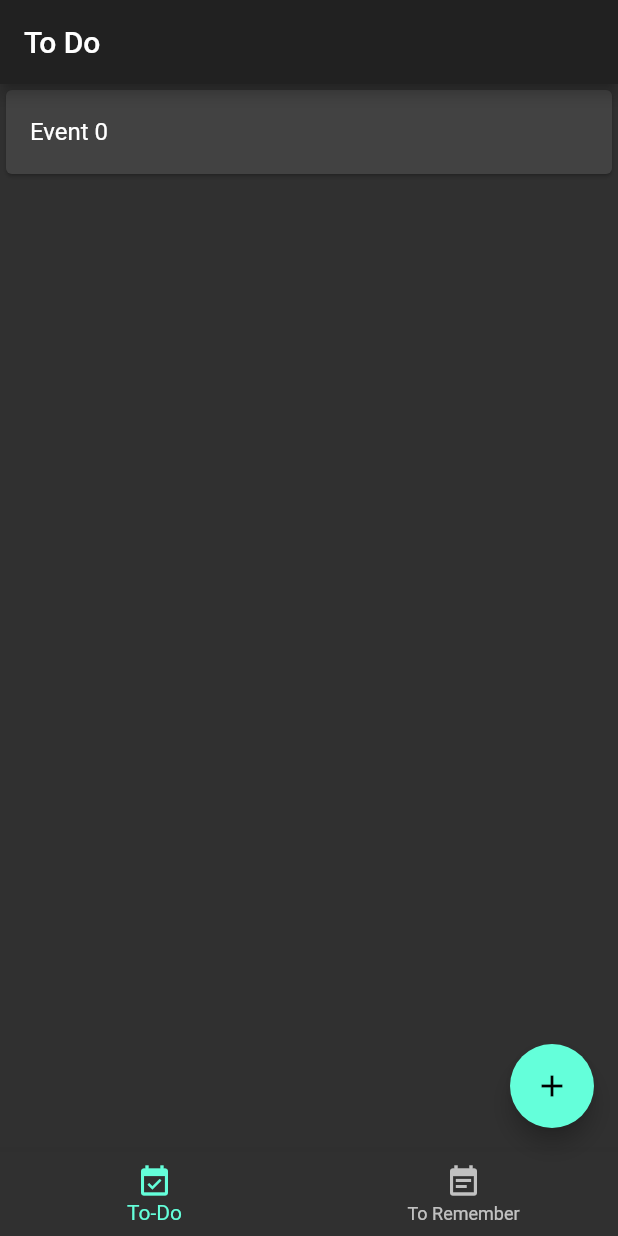
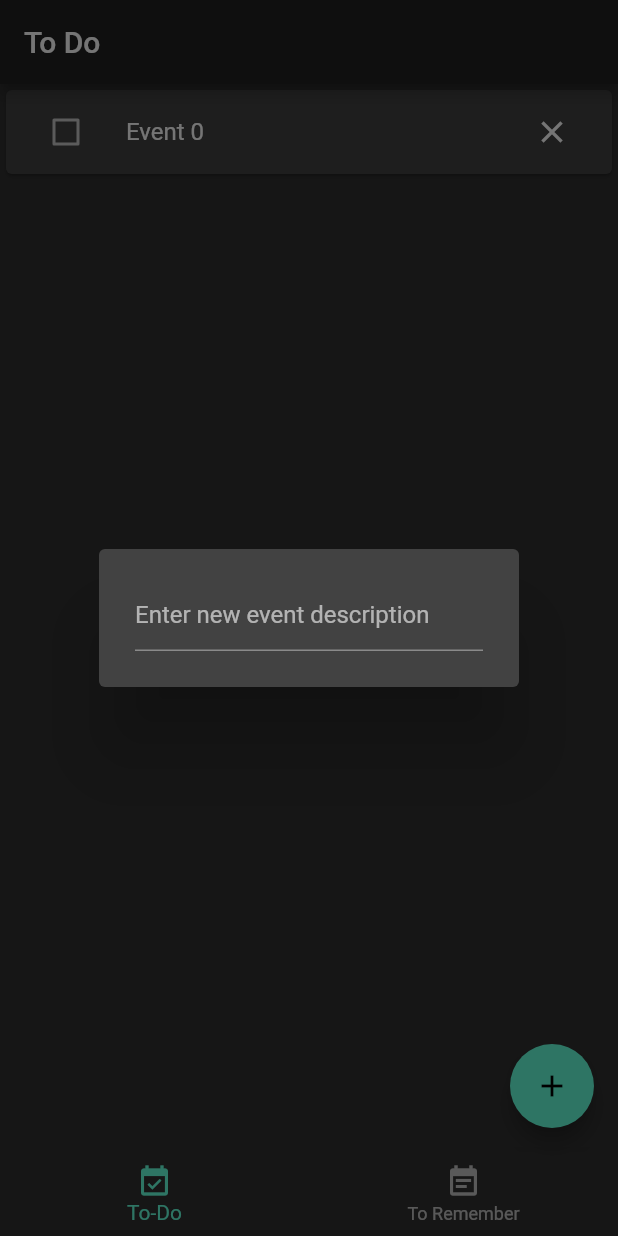
Before and after one commit to Debmalya99/todo_app_flutter, a Flutter app: the screen it shows after launch, after a tap on the "add" icon, on a phone screen of 412 x 824 dp. Run offline on Flutter 3.47's test engine with Material 2 defaults, Android fonts, the phone set to English and light mode, and no system bars.

Commit message:
Added basic dialog, checkbox, cross button to remove event

```diff
--- a/lib/main.dart
+++ b/lib/main.dart
@@ -21,6 +21,7 @@ class TodoApp extends StatefulWidget {
 }
 
 class _TodoApp extends State<TodoApp> {
+  List<bool> _checkedValue = [];
   List<String> _todoItems = [];
   @override
   Widget build(BuildContext context) {
@@ -38,7 +39,21 @@ class _TodoApp extends State<TodoApp> {
         ],
       ),
       floatingActionButton: FloatingActionButton(
-        onPressed: _addTodoItem,
+        onPressed: (){
+          showDialog(
+            context : context,
+            builder : (context){
+              return AlertDialog(
+                content : Container(
+                  child : TextField(
+                    decoration : InputDecoration(hintText : 'Enter new event description'),
+                  ),
+                ),
+              );
+            },
+          );
+          _addTodoItem();
+        },
         child: const Icon(Icons.add),
         tooltip: "Add event",
       ),
@@ -53,6 +68,7 @@ class _TodoApp extends State<TodoApp> {
     setState(() {
       int index = _todoItems.length;
       _todoItems.add('Event ' + index.toString());
+      _checkedValue.add(false);
     });
   }
 
@@ -64,15 +80,33 @@ class _TodoApp extends State<TodoApp> {
         as an anonymous lambda, as how the individual list items will be built.
          */
       if (index < _todoItems.length) {
-        return _buildTodoItem(_todoItems[index]);
+        return _buildTodoItem(_todoItems[index],index);
       }
     });
   }
 
-  Widget _buildTodoItem(String todoItem) {
+  Widget _buildTodoItem(String todoItem,int index) {
     return Card(
       child: ListTile(
+        leading : Checkbox(
+          value : _checkedValue[index],
+          onChanged : (bool newValue){
+            setState((){
+              _checkedValue[index] = newValue;
+            });
+          },
+        ),
         title: Text(todoItem),
+        trailing : IconButton(
+          icon : Icon(Icons.close),
+          tooltip : 'Remove this event',
+          onPressed : (){
+            setState((){
+              _todoItems.removeAt(index);
+              _checkedValue.removeAt(index);
+            });
+          }
+        ),
       ),
     );
   }
```
